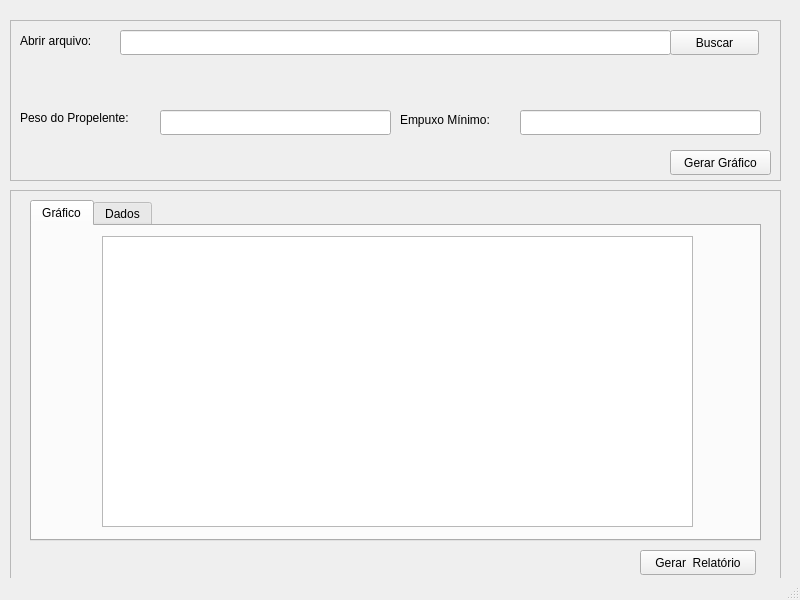
Above: interface/untitled.ui from matheusparrela/Luna_Project before the change. Below: the same form after it.
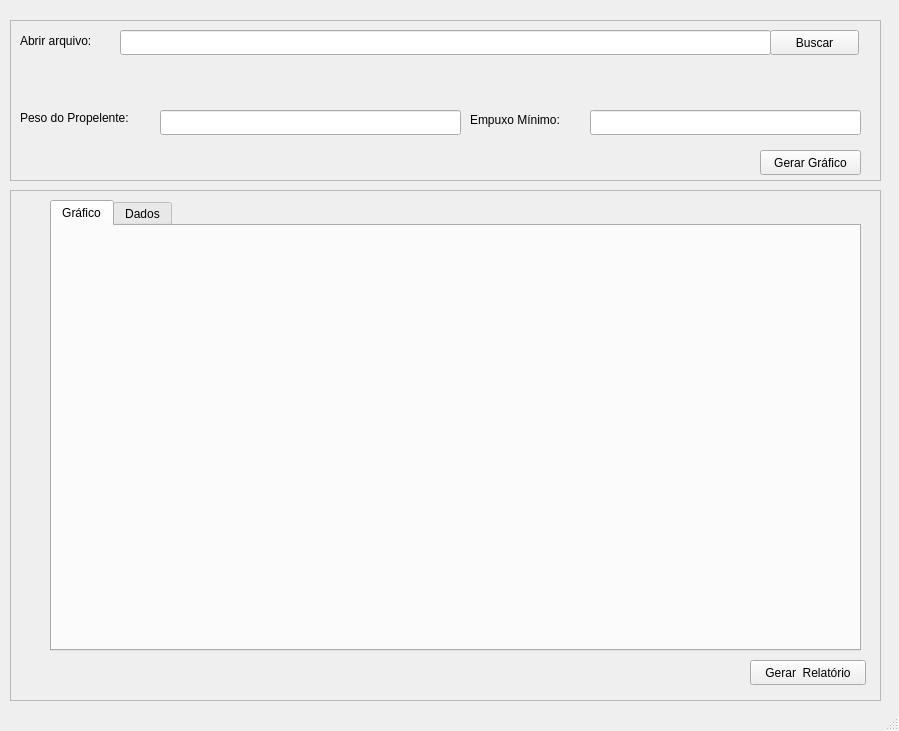
That is the form after the change. The open tabs and pages were chosen to show the change.

The edit to the form file:
```diff
--- a/interface/untitled.ui
+++ b/interface/untitled.ui
@@ -6,8 +6,8 @@
    <rect>
     <x>0</x>
     <y>0</y>
-    <width>800</width>
-    <height>600</height>
+    <width>899</width>
+    <height>731</height>
    </rect>
   </property>
   <property name="windowTitle">
@@ -19,8 +19,8 @@
      <rect>
       <x>10</x>
       <y>190</y>
-      <width>771</width>
-      <height>391</height>
+      <width>871</width>
+      <height>511</height>
      </rect>
     </property>
     <property name="frameShape">
@@ -32,10 +32,10 @@
     <widget class="QTabWidget" name="tabWidget">
      <property name="geometry">
       <rect>
-       <x>20</x>
+       <x>40</x>
        <y>10</y>
-       <width>731</width>
-       <height>341</height>
+       <width>811</width>
+       <height>451</height>
       </rect>
      </property>
      <property name="currentIndex">
@@ -45,15 +45,18 @@
       <attribute name="title">
        <string>Gráfico</string>
       </attribute>
-      <widget class="QGraphicsView" name="graphicsView">
+      <widget class="QLabel" name="label_4">
        <property name="geometry">
         <rect>
-         <x>70</x>
+         <x>120</x>
          <y>10</y>
-         <width>591</width>
-         <height>291</height>
+         <width>600</width>
+         <height>400</height>
         </rect>
        </property>
+       <property name="text">
+        <string/>
+       </property>
       </widget>
      </widget>
      <widget class="QWidget" name="tab_2">
@@ -75,8 +78,8 @@
     <widget class="QPushButton" name="pushButton_3">
      <property name="geometry">
       <rect>
-       <x>630</x>
-       <y>360</y>
+       <x>740</x>
+       <y>470</y>
        <width>116</width>
        <height>25</height>
       </rect>
@@ -91,7 +94,7 @@
      <rect>
       <x>10</x>
       <y>20</y>
-      <width>771</width>
+      <width>871</width>
       <height>161</height>
      </rect>
     </property>
@@ -104,7 +107,7 @@
     <widget class="QPushButton" name="pushButton_2">
      <property name="geometry">
       <rect>
-       <x>660</x>
+       <x>750</x>
        <y>130</y>
        <width>101</width>
        <height>25</height>
@@ -130,9 +133,9 @@
     <widget class="QLineEdit" name="lineEdit_3">
      <property name="geometry">
       <rect>
-       <x>510</x>
+       <x>580</x>
        <y>90</y>
-       <width>241</width>
+       <width>271</width>
        <height>25</height>
       </rect>
      </property>
@@ -142,7 +145,7 @@
       <rect>
        <x>150</x>
        <y>90</y>
-       <width>231</width>
+       <width>301</width>
        <height>25</height>
       </rect>
      </property>
@@ -150,7 +153,7 @@
     <widget class="QLabel" name="label_3">
      <property name="geometry">
       <rect>
-       <x>390</x>
+       <x>460</x>
        <y>90</y>
        <width>121</width>
        <height>20</height>
@@ -165,7 +168,7 @@
       <rect>
        <x>110</x>
        <y>10</y>
-       <width>551</width>
+       <width>651</width>
        <height>25</height>
       </rect>
      </property>
@@ -176,7 +179,7 @@
     <widget class="QPushButton" name="pushButton">
      <property name="geometry">
       <rect>
-       <x>660</x>
+       <x>760</x>
        <y>10</y>
        <width>89</width>
        <height>25</height>
```
Left out of the diff: 12 changed lines with no effect on the pictures.
